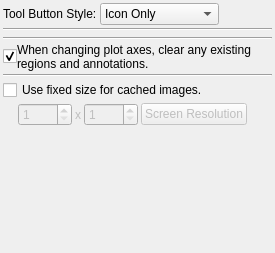
Above: code/plotms/implement/GuiTabs/PlotMSOptionsTab.ui from radio-astro/casa before the change. Below: the same form after it.
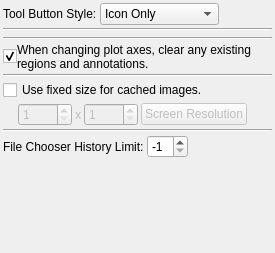
That is the form after the change.

Commit message: Changes from the group. ------------------------------------------------------------------------ r8191 | wes.young | 2009-06-25 02:23:35 -0600 (Thu, 25 Jun 2009) | 14 lines Changed paths:    M /v2/active/code/install/linux_64b/makedefs.template

Patch:
```diff
--- a/code/plotms/implement/GuiTabs/PlotMSOptionsTab.ui
+++ b/code/plotms/implement/GuiTabs/PlotMSOptionsTab.ui
@@ -256,6 +256,50 @@
      </item>
     </layout>
    </item>
+   <item>
+    <widget class="Line" name="line_4" >
+     <property name="orientation" >
+      <enum>Qt::Horizontal</enum>
+     </property>
+    </widget>
+   </item>
+   <item>
+    <layout class="QHBoxLayout" >
+     <property name="spacing" >
+      <number>3</number>
+     </property>
+     <item>
+      <widget class="QLabel" name="histLimitLabel" >
+       <property name="text" >
+        <string>File Chooser History Limit:</string>
+       </property>
+      </widget>
+     </item>
+     <item>
+      <widget class="QSpinBox" name="histLimitSpinner" >
+       <property name="minimum" >
+        <number>-1</number>
+       </property>
+       <property name="value" >
+        <number>-1</number>
+       </property>
+      </widget>
+     </item>
+     <item>
+      <spacer>
+       <property name="orientation" >
+        <enum>Qt::Horizontal</enum>
+       </property>
+       <property name="sizeHint" >
+        <size>
+         <width>40</width>
+         <height>20</height>
+        </size>
+       </property>
+      </spacer>
+     </item>
+    </layout>
+   </item>
    <item>
     <spacer>
      <property name="orientation" >
```
The commit also changes 146 other files.
